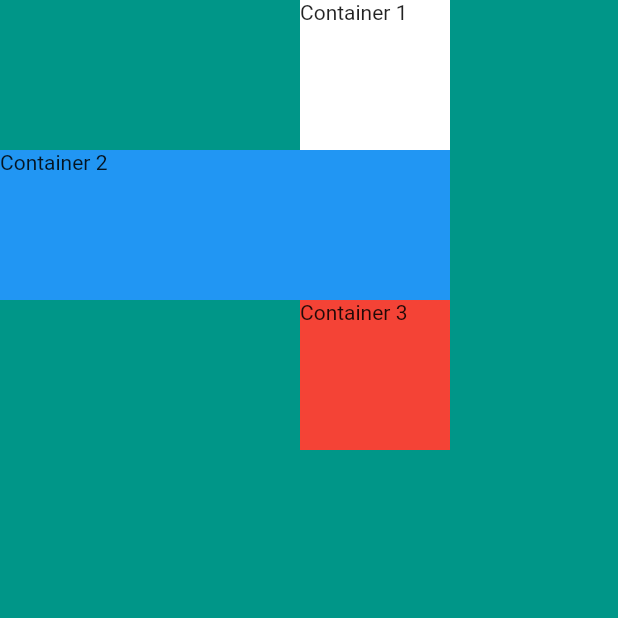
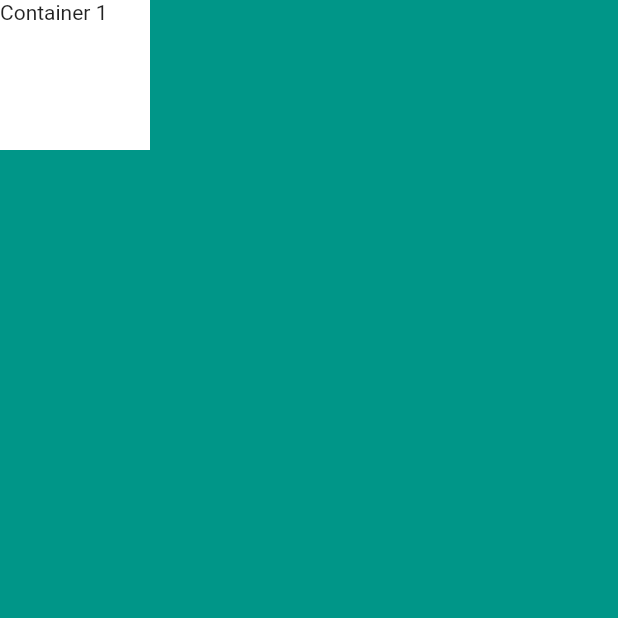
Before and after one commit to BOSOEK/Udemy_Flutter, a Flutter app: the screen it shows after launch, on a phone screen of 412 x 824 dp, the top half of it. Run offline on Flutter 3.47's test engine with Material 2 defaults, Android fonts, the light colour scheme and no system bars.

Commit message:
Update main.dart

```diff
--- a/mi_card_flutter-master/lib/main.dart
+++ b/mi_card_flutter-master/lib/main.dart
@@ -24,18 +24,6 @@ class Myapp extends StatelessWidget {
                 color: Colors.white,
                 child: Text('Container 1'),
               ),
-              Container(
-                width: 300.0,
-                height: 100.0,
-                color: Colors.blue,
-                child: Text('Container 2'),
-              ),
-              Container(
-                width: 100.0,
-                height: 100.0,
-                color: Colors.red,
-                child: Text('Container 3'),
-              ),
             ],
           ),
         ),
```
